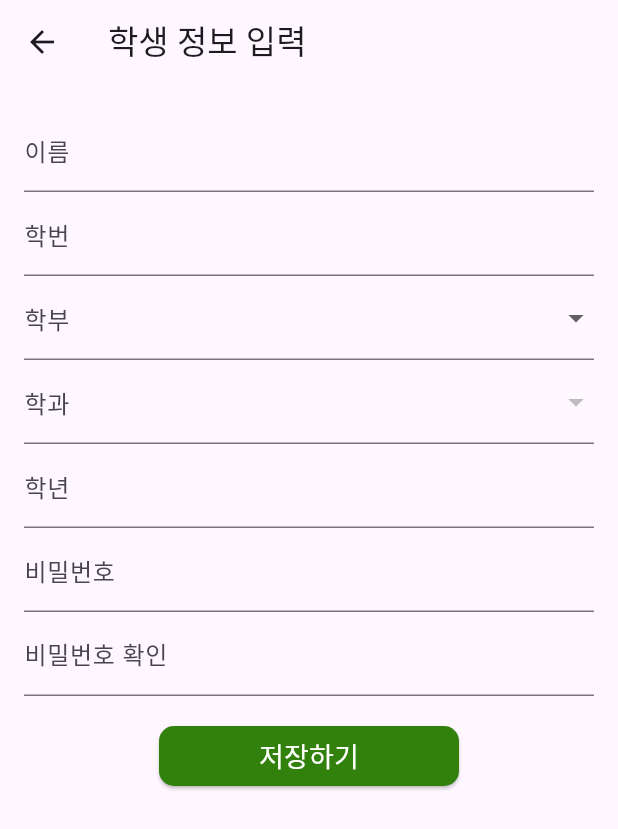
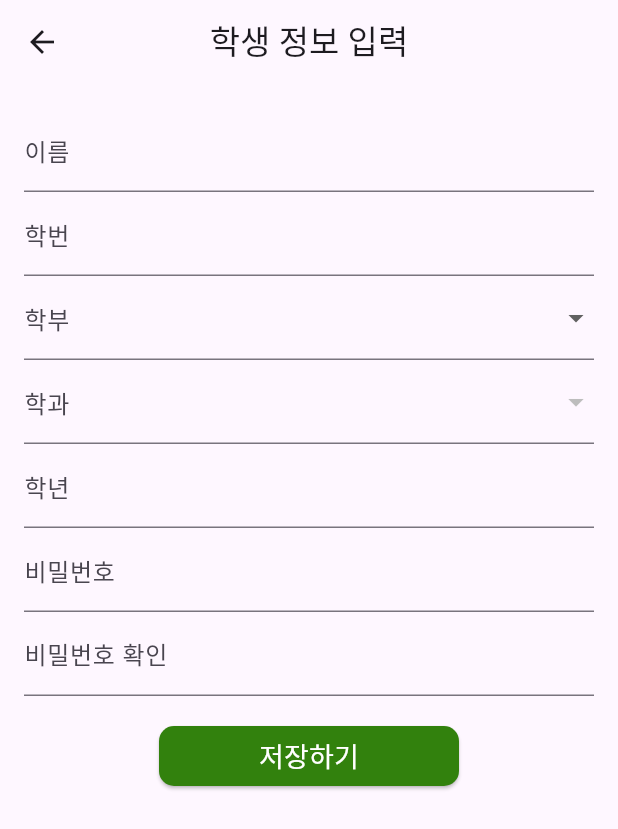
Before and after one commit to LightandSaltt/2024_capstone_design_teamPioneer, a Flutter app: the StuInformation screen opened directly, on a phone screen of 412 x 824 dp. Shown: the top 829 px of the screen. Run offline on Flutter 3.47's test engine with Material 3 defaults, Android fonts, the phone set to English and light mode, and no system bars; our stand-ins replace firebase_auth, firebase_core, firebase_database, flutter_local_notifications, flutter_svg, google_sign_in and 3 more; missing offline and left inert: iamport_flutter, naver_map_plugin; accounts and stored records are empty.

Commit message:
info title 위치 수정

```diff
--- a/lib/screens/stu_information.dart
+++ b/lib/screens/stu_information.dart
@@ -69,7 +69,7 @@ class _StuInformationState extends State<StuInformation> {
     return WillPopScope(
       onWillPop: _onWillPop,
       child: Scaffold(
-        appBar: AppBar(title: const Text('학생 정보 입력'), automaticallyImplyLeading: true),
+        appBar: AppBar(title: const Text('학생 정보 입력'), automaticallyImplyLeading: true, centerTitle: true,),
         body: SingleChildScrollView(
           child: Form(
             key: _formKey,
```
